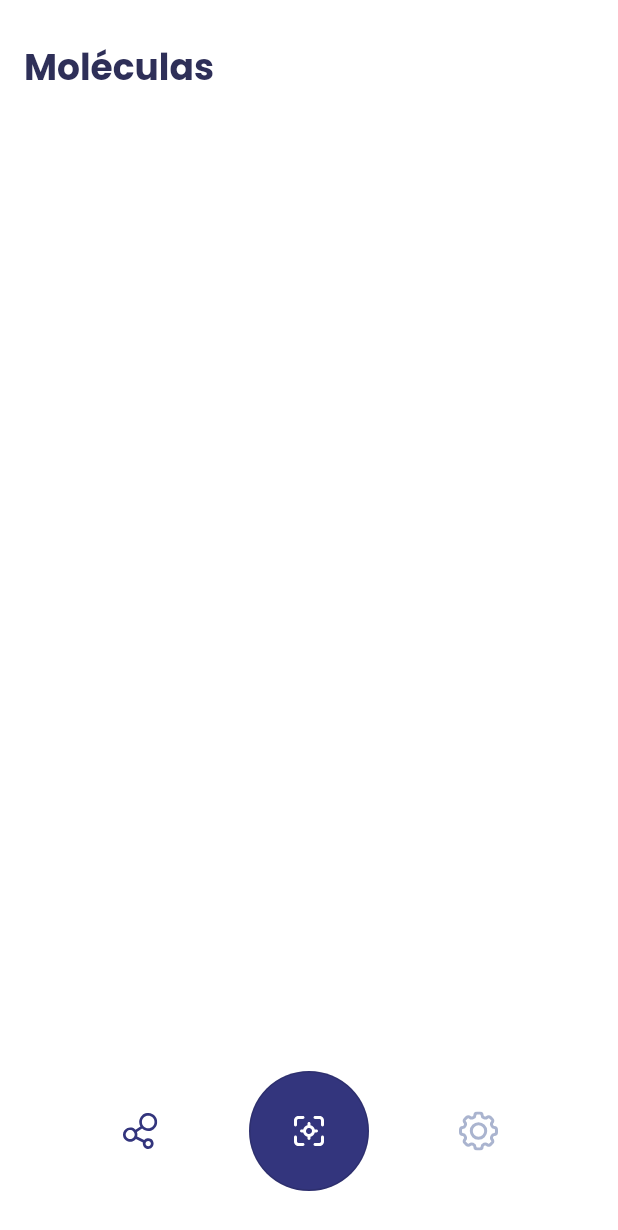
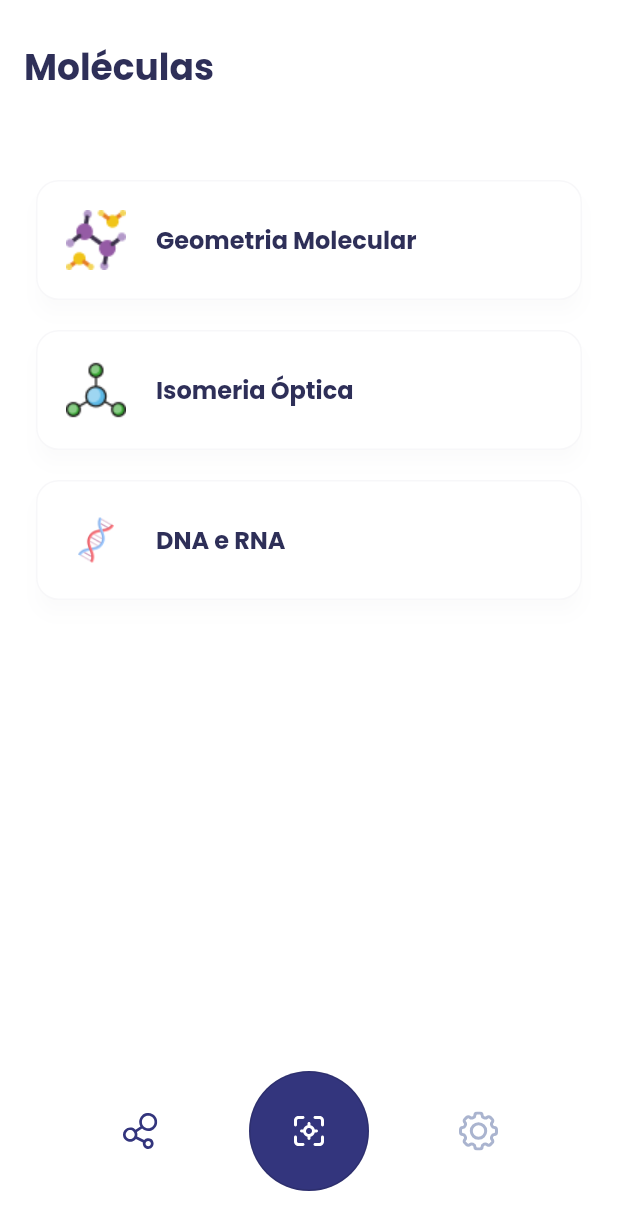
Before and after one commit to laitec-ifsp-cmp/moleculas_ar, a Flutter app: the screen it shows after launch, after a tap on "PULAR", on a phone screen of 412 x 824 dp. Shown: the top 1230 px of the screen. Run offline on Flutter 3.47's test engine with Material 2 defaults, Android fonts, the phone set to English and light mode, and no system bars; our stand-ins replace flutter_svg, google_fonts.

Commit message:
🏡 Create molecules home page

```diff
--- /dev/null
+++ b/lib/modules/home_molecules/home_molecules_page.dart
@@ -0,0 +1,40 @@
+import 'package:flutter/material.dart';
+
+import 'package:moleculas_ar/shared/theme/app_theme.dart';
+import 'package:moleculas_ar/shared/widgets/shared_widgets.dart';
+
+class HomeMoleculesPage extends StatelessWidget {
+  const HomeMoleculesPage({Key? key}) : super(key: key);
+
+  @override
+  Widget build(BuildContext context) {
+    return SingleChildScrollView(
+      physics: BouncingScrollPhysics(),
+      child: Padding(
+        padding: EdgeInsets.symmetric(horizontal: 24, vertical: 30),
+        // TODO: Show buttons by a MoleculesCategory list
+        child: Column(
+          children: [
+            IconTextOutlinedButtonWidget(
+              imagePath: AppTheme.images.iconThreeMolecules,
+              label: "Geometria Molecular",
+              onPressed: () {},
+            ),
+            SizedBox(height: 20),
+            IconTextOutlinedButtonWidget(
+              imagePath: AppTheme.images.iconSingleMolecule,
+              label: "Isomeria Óptica",
+              onPressed: () {},
+            ),
+            SizedBox(height: 20),
+            IconTextOutlinedButtonWidget(
+              imagePath: AppTheme.images.iconDnaMolecule,
+              label: "DNA e RNA",
+              onPressed: () {},
+            ),
+          ],
+        ),
+      ),
+    );
+  }
+}
--- a/lib/modules/home_navigation/home_navigation_page.dart
+++ b/lib/modules/home_navigation/home_navigation_page.dart
@@ -1,7 +1,8 @@
 import 'package:flutter/material.dart';
+import 'package:moleculas_ar/modules/home_molecules/home_molecules_page.dart';
 import 'package:moleculas_ar/modules/home_navigation/widgets/home_bottom_nav/home_bottom_nav_widget.dart';
 import 'package:moleculas_ar/shared/theme/app_theme.dart';
-import 'package:moleculas_ar/shared/widgets/gradient_magin/gradient_margin_widget.dart';
+import 'package:moleculas_ar/shared/widgets/shared_widgets.dart';
 
 class HomeNavigationPage extends StatefulWidget {
   const HomeNavigationPage({Key? key}) : super(key: key);
@@ -36,7 +37,7 @@
               });
             },
             children: [
-              Container(),
+              HomeMoleculesPage(),
               Container(),
             ],
           ),
--- a/lib/modules/on_boarding/on_boarding_page.dart
+++ b/lib/modules/on_boarding/on_boarding_page.dart
@@ -32,7 +32,7 @@
             child: Text("Pular".toUpperCase()).jumpOnBoarding,
             style: TextButton.styleFrom(
               primary: AppTheme.colors.primaryLight,
-              padding: EdgeInsets.symmetric(horizontal: 20),
+              padding: EdgeInsets.symmetric(horizontal: 24),
             ),
           ),
         ],
--- a/lib/modules/on_boarding/widgets/on_boarding_info/on_boarding_info_widget.dart
+++ b/lib/modules/on_boarding/widgets/on_boarding_info/on_boarding_info_widget.dart
@@ -17,7 +17,7 @@
   @override
   Widget build(BuildContext context) {
     return Padding(
-      padding: EdgeInsets.symmetric(horizontal: 20),
+      padding: EdgeInsets.symmetric(horizontal: 24),
       child: Column(
         mainAxisAlignment: MainAxisAlignment.center,
         children: [
--- a/lib/shared/theme/app_colors.dart
+++ b/lib/shared/theme/app_colors.dart
@@ -8,6 +8,7 @@
   Color get background;
   Color get light;
   Color get stroke;
+  Color get shadow;
   Color get darkOrange;
   Color get oceanGreen;
 }
@@ -32,7 +33,10 @@
   Color get light => const Color(0xFFE7E9EF);
 
   @override
-  Color get stroke => const Color(0xFF0A0436);
+  Color get stroke => const Color(0xFF0A0436).withOpacity(0.03);
+
+  @override
+  Color get shadow => const Color(0xFF0A0436).withOpacity(0.05);
 
   @override
   Color get darkOrange => const Color(0xFFC06541);
--- a/lib/shared/theme/app_images.dart
+++ b/lib/shared/theme/app_images.dart
@@ -2,9 +2,12 @@
   String get logo;
   String get arrowLeft;
   String get arrowRight;
+  String get iconDnaMolecule;
   String get iconGear;
   String get iconMolecule;
+  String get iconSingleMolecule;
   String get iconTarget;
+  String get iconThreeMolecules;
   String get onBoardingDna;
   String get onBoardingDna3d;
   String get onBoardingDnaHolo;
@@ -21,13 +24,22 @@
   String get arrowRight => "assets/images/arrow_right.svg";
 
   @override
+  String get iconDnaMolecule => "assets/images/icon_dna_molecule.png";
+
+  @override
   String get iconGear => "assets/images/icon_gear.svg";
 
   @override
   String get iconMolecule => "assets/images/icon_molecule.svg";
 
   @override
+  String get iconSingleMolecule => "assets/images/icon_single_molecule.png";
+
+  @override
   String get iconTarget => "assets/images/icon_target.svg";
+
+  @override
+  String get iconThreeMolecules => "assets/images/icon_three_molecules.png";
 
   @override
   String get onBoardingDna => "assets/images/on_boarding_dna.svg";
--- a/lib/shared/theme/app_text.dart
+++ b/lib/shared/theme/app_text.dart
@@ -17,4 +17,7 @@
 
   Text get jumpOnBoarding =>
       Text(this.data!, style: AppTheme.textStyles.jumpOnBoarding);
+
+  Text get itemTitle =>
+      Text(this.data!, style: AppTheme.textStyles.itemTitle);
 }
--- /dev/null
+++ b/lib/shared/widgets/icon_text_outlined_button/icon_text_outlined_button_widget.dart
@@ -0,0 +1,40 @@
+import 'package:flutter/material.dart';
+
+import 'package:moleculas_ar/shared/theme/app_theme.dart';
+
+class IconTextOutlinedButtonWidget extends StatelessWidget {
+  final String imagePath;
+  final String label;
+  final VoidCallback onPressed;
+
+  const IconTextOutlinedButtonWidget({
+    Key? key,
+    required this.imagePath,
+    required this.label,
+    required this.onPressed,
+  }) : super(key: key);
+
+  @override
+  Widget build(BuildContext context) {
+    return OutlinedButton(
+      onPressed: onPressed,
+      child: Row(
+        children: [
+          Image.asset(imagePath, height: 40, width: 40),
+          SizedBox(width: 20),
+          Text(label).itemTitle
+        ],
+      ),
+      style: OutlinedButton.styleFrom(
+        padding: EdgeInsets.all(20),
+        fixedSize: Size(double.maxFinite, 80),
+        primary: AppTheme.colors.primaryLight,
+        shadowColor: AppTheme.colors.shadow,
+        backgroundColor: AppTheme.colors.background,
+        elevation: 5,
+        side: BorderSide(width: 1, color: AppTheme.colors.stroke),
+        shape: RoundedRectangleBorder(borderRadius: BorderRadius.circular(15)),
+      ),
+    );
+  }
+}
--- /dev/null
+++ b/lib/shared/widgets/shared_widgets.dart
@@ -0,0 +1,2 @@
+export 'gradient_magin/gradient_margin_widget.dart';
+export 'icon_text_outlined_button/icon_text_outlined_button_widget.dart';
```
Also changed, not shown: assets/images/icon_dna_molecule.png (added), assets/images/icon_single_molecule.png (added), assets/images/icon_three_molecules.png (added).
